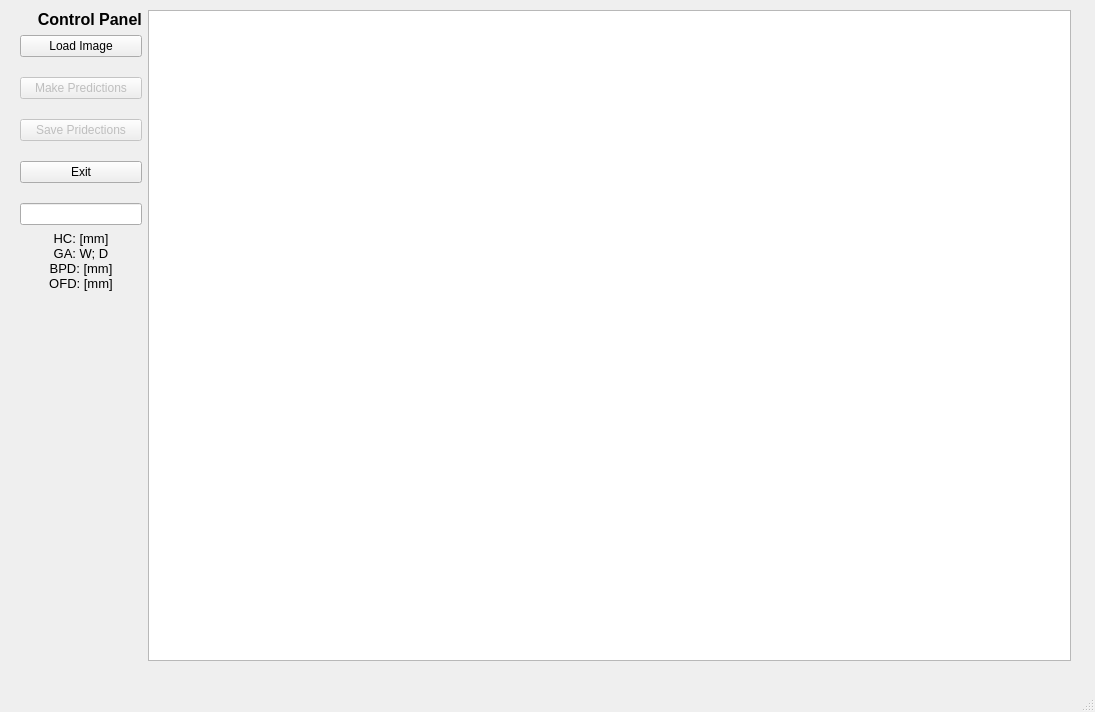
This is form.ui in BME-Jafar/FetalBio-AI as Qt 5 draws it before an edit. The edited form follows.
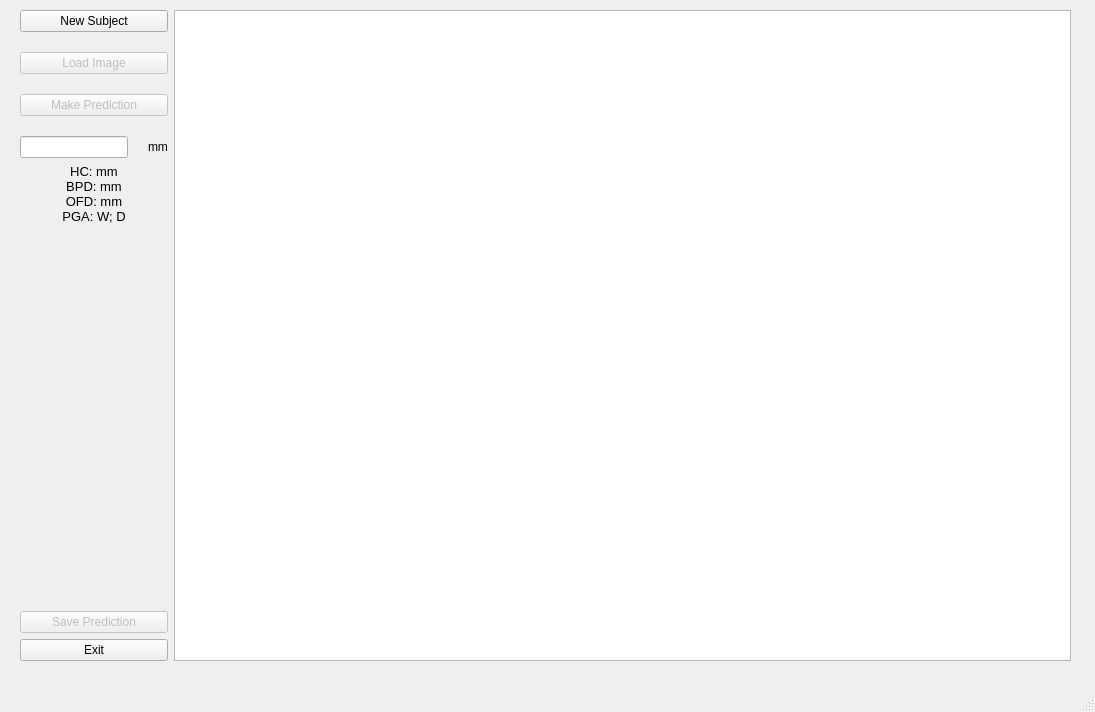
This is the edited form.

Commit message: Adjust the panel

```diff
--- a/form.ui
+++ b/form.ui
@@ -76,45 +76,24 @@
       <number>0</number>
      </property>
      <item>
-      <layout class="QVBoxLayout" name="verticalLayout" stretch="1,1,0,0">
-       <item>
-        <widget class="QLabel" name="ControlPanelLabel">
-         <property name="enabled">
-          <bool>true</bool>
-         </property>
-         <property name="sizePolicy">
-          <sizepolicy hsizetype="Fixed" vsizetype="Fixed">
-           <horstretch>0</horstretch>
-           <verstretch>0</verstretch>
-          </sizepolicy>
-         </property>
-         <property name="font">
-          <font>
-           <pointsize>12</pointsize>
-           <bold>true</bold>
-          </font>
-         </property>
-         <property name="text">
-          <string>    Control Panel</string>
-         </property>
-         <property name="scaledContents">
-          <bool>false</bool>
-         </property>
-         <property name="alignment">
-          <set>Qt::AlignmentFlag::AlignCenter</set>
-         </property>
-         <property name="indent">
-          <number>1</number>
-         </property>
-        </widget>
-       </item>
+      <layout class="QVBoxLayout" name="verticalLayout" stretch="0,0,0,0,0">
        <item>
         <layout class="QVBoxLayout" name="Buttons">
          <property name="spacing">
           <number>20</number>
          </property>
+         <item>
+          <widget class="QPushButton" name="newSub_Button">
+           <property name="text">
+            <string>New Subject</string>
+           </property>
+          </widget>
+         </item>
          <item>
           <widget class="QPushButton" name="loadImage_Button">
+           <property name="enabled">
+            <bool>false</bool>
+           </property>
            <property name="text">
             <string>Load Image</string>
            </property>
@@ -126,29 +105,23 @@
             <bool>false</bool>
            </property>
            <property name="text">
-            <string>Make Predictions</string>
+            <string>Make Prediction</string>
            </property>
           </widget>
          </item>
          <item>
-          <widget class="QPushButton" name="save_Button">
-           <property name="enabled">
-            <bool>false</bool>
-           </property>
-           <property name="text">
-            <string>Save Pridections</string>
-           </property>
-          </widget>
-         </item>
-         <item>
-          <widget class="QPushButton" name="exit_Button">
-           <property name="text">
-            <string>Exit</string>
-           </property>
-          </widget>
-         </item>
-         <item>
-          <widget class="QLineEdit" name="pixelSizeText"/>
+          <layout class="QHBoxLayout" name="horizontalLayout_2">
+           <item>
+            <widget class="QLineEdit" name="pixelSizeText"/>
+           </item>
+           <item>
+            <widget class="QLabel" name="unit">
+             <property name="text">
+              <string>mm</string>
+             </property>
+            </widget>
+           </item>
+          </layout>
          </item>
         </layout>
        </item>
@@ -165,25 +138,7 @@
             </font>
            </property>
            <property name="text">
-            <string>HC: [mm]</string>
-           </property>
-           <property name="alignment">
-            <set>Qt::AlignmentFlag::AlignCenter</set>
-           </property>
-           <property name="indent">
-            <number>0</number>
-           </property>
-          </widget>
-         </item>
-         <item>
-          <widget class="QLabel" name="GAtextLabel">
-           <property name="font">
-            <font>
-             <pointsize>10</pointsize>
-            </font>
-           </property>
-           <property name="text">
-            <string>GA: W; D</string>
+            <string>HC: mm</string>
            </property>
            <property name="alignment">
             <set>Qt::AlignmentFlag::AlignCenter</set>
@@ -201,7 +156,7 @@
             </font>
            </property>
            <property name="text">
-            <string>BPD: [mm]</string>
+            <string>BPD: mm</string>
            </property>
            <property name="alignment">
             <set>Qt::AlignmentFlag::AlignCenter</set>
@@ -219,7 +174,25 @@
             </font>
            </property>
            <property name="text">
-            <string>OFD: [mm]</string>
+            <string>OFD: mm</string>
+           </property>
+           <property name="alignment">
+            <set>Qt::AlignmentFlag::AlignCenter</set>
+           </property>
+           <property name="indent">
+            <number>0</number>
+           </property>
+          </widget>
+         </item>
+         <item>
+          <widget class="QLabel" name="GAtextLabel">
+           <property name="font">
+            <font>
+             <pointsize>10</pointsize>
+            </font>
+           </property>
+           <property name="text">
+            <string>PGA: W; D</string>
            </property>
            <property name="alignment">
             <set>Qt::AlignmentFlag::AlignCenter</set>
@@ -244,6 +217,23 @@
          </property>
         </spacer>
        </item>
+       <item>
+        <widget class="QPushButton" name="save_Button">
+         <property name="enabled">
+          <bool>false</bool>
+         </property>
+         <property name="text">
+          <string>Save Prediction</string>
+         </property>
+        </widget>
+       </item>
+       <item>
+        <widget class="QPushButton" name="exit_Button">
+         <property name="text">
+          <string>Exit</string>
+         </property>
+        </widget>
+       </item>
       </layout>
      </item>
      <item>
```
The commit also changes 3 other files.
